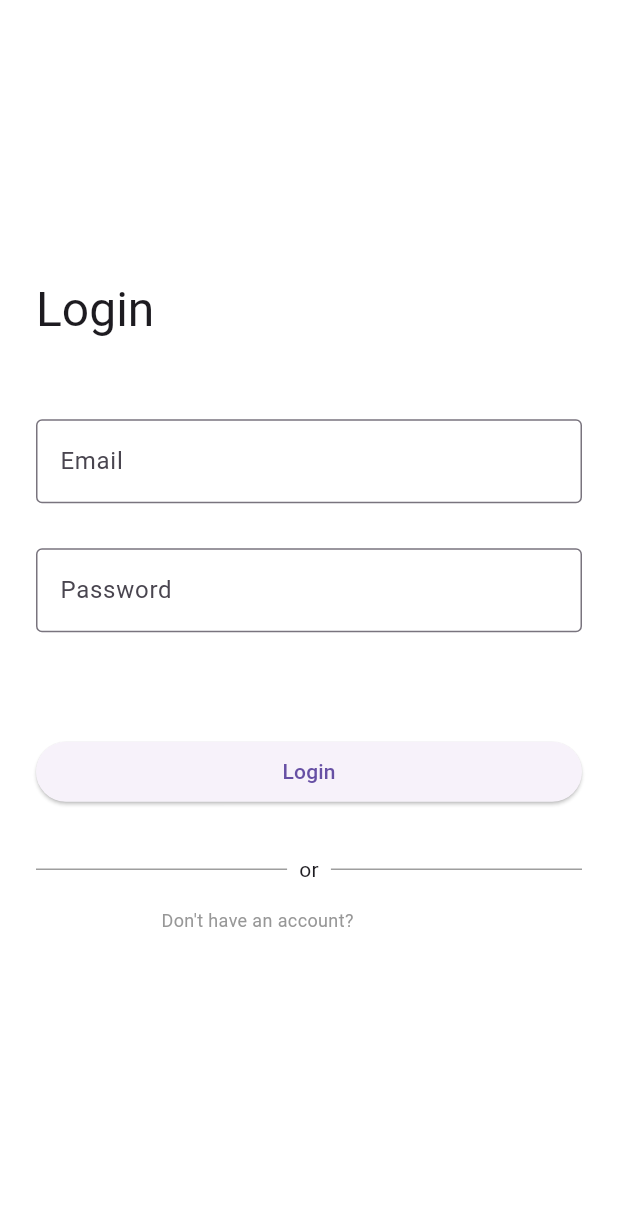
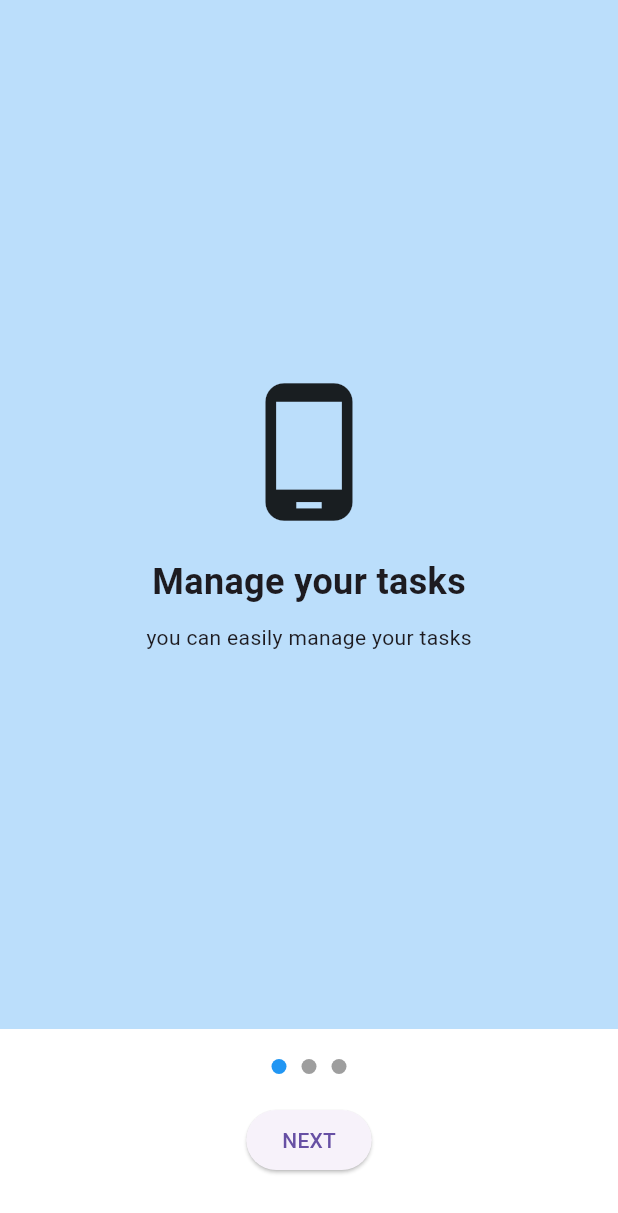
Before and after one commit to ZapRender/TodoZen, a Flutter app: the screen it shows after launch, on a phone screen of 412 x 824 dp. Shown: the top 1213 px of the screen. Run offline on Flutter 3.47's test engine with Material 3 defaults, Android fonts, the light colour scheme and no system bars; drawn by our look-alikes of carousel_slider; our stand-ins replace cloud_firestore, firebase_auth, firebase_core, flutter_svg, get; accounts and stored records are empty.

Commit message:
Feature: Correct routes and start onboarding

```diff
--- a/lib/main.dart
+++ b/lib/main.dart
@@ -46,9 +46,9 @@ class _SplashScreenState extends State<SplashScreen> {
     final authController = Get.find<AuthController>();
     Future.delayed(Duration(seconds: 2)).whenComplete(() {
       if (authController.firebaseUser.value != null) {
-        Get.offAllNamed(AppRoutes.home);
+        Get.offAllNamed(AppRoutes.onboarding);
       } else {
-        Get.offAllNamed(AppRoutes.login);
+        Get.offAllNamed(AppRoutes.onboarding);
       }
     });
   }
--- a/lib/presentation/controllers/home_controller.dart
+++ b/lib/presentation/controllers/home_controller.dart
@@ -1,5 +1,6 @@
 import 'package:get/get.dart';
 import 'package:todo_zen/presentation/controllers/auth_controller.dart';
+import 'package:todo_zen/routes/app_routes.dart';
 
 class HomeController {
   var selectedIndex = 0.obs;
@@ -12,7 +13,7 @@ class HomeController {
         authController.logout();
         break;
       case 1:
-        Get.toNamed('/history');
+        Get.toNamed(AppRoutes.history);
         break;
       default:
     }
--- /dev/null
+++ b/lib/presentation/controllers/onboarding_controller.dart
@@ -0,0 +1,9 @@
+import 'package:get/get.dart';
+
+class OnboardingController extends GetxController {
+  var currentIndex = 0.obs;
+
+  void onPageChanged(int index) {
+    currentIndex.value = index;
+  }
+}
--- a/lib/presentation/views/history/history_screen.dart
+++ b/lib/presentation/views/history/history_screen.dart
@@ -1,10 +1,7 @@
 import 'package:flutter/material.dart';
-import 'package:flutter_svg/svg.dart';
 import 'package:get/get.dart';
 import 'package:todo_zen/core/theme/app_text_theme.dart';
-import 'package:todo_zen/presentation/controllers/home_controller.dart';
 import 'package:todo_zen/presentation/controllers/task_controller.dart';
-import 'package:todo_zen/presentation/views/home/widgets/bottom_sheet_tasks.dart';
 import 'package:todo_zen/presentation/views/home/widgets/task_item_list.dart';
 
 class HistoryScreen extends StatelessWidget {
@@ -12,7 +9,6 @@ class HistoryScreen extends StatelessWidget {
 
   @override
   Widget build(BuildContext context) {
-    final HomeController homeController = Get.put(HomeController());
     final TaskController taskController = Get.put(TaskController());
 
     return Scaffold(
--- a/lib/presentation/views/home/widgets/task_item_list.dart
+++ b/lib/presentation/views/home/widgets/task_item_list.dart
@@ -5,6 +5,7 @@ import 'package:todo_zen/core/theme/app_colors.dart';
 import 'package:todo_zen/core/theme/app_text_theme.dart';
 import 'package:todo_zen/data/models/task_model.dart';
 import 'package:todo_zen/presentation/controllers/task_controller.dart';
+import 'package:todo_zen/routes/app_routes.dart';
 
 class TasksItemList extends StatefulWidget {
   final TaskModel task;
@@ -37,7 +38,7 @@ class _TasksItemListState extends State<TasksItemList> {
               await Future.delayed(const Duration(milliseconds: 300));
 
               taskController.selectTask(widget.task);
-              Get.toNamed('/taskDescription');
+              Get.toNamed(AppRoutes.taskDescription);
             },
 
             child: ListTile(
--- /dev/null
+++ b/lib/presentation/views/onboardings/onboardings.dart
@@ -0,0 +1,127 @@
+import 'package:flutter/material.dart';
+import 'package:carousel_slider/carousel_slider.dart';
+import 'package:get/get.dart';
+import 'package:todo_zen/presentation/controllers/onboarding_controller.dart';
+import 'package:todo_zen/routes/app_routes.dart';
+
+class OnboardingScreen extends StatelessWidget {
+  OnboardingScreen({super.key});
+  final OnboardingController controller = Get.put(OnboardingController());
+
+  final List<Widget> screen = [
+    _Screen(
+      color: Colors.blue.shade100,
+      icon: Icons.phone_android,
+      tittle: 'Manage your tasks',
+      description: 'you can easily manage your tasks',
+    ),
+    _Screen(
+      color: Colors.green.shade100,
+      icon: Icons.shopping_cart,
+      tittle: 'Create daily routine',
+      description: 'In TodoZen you can create your personalized routine to stay productive',
+    ),
+    _Screen(
+      color: Colors.purple.shade100,
+      icon: Icons.star,
+      tittle: '¡Comienza Ahora!',
+      description: 'Únete a la comunidad',
+    ),
+  ];
+
+  @override
+  Widget build(BuildContext context) {
+    return Scaffold(
+      body: Column(
+        children: [
+          Expanded(
+            child: CarouselSlider(
+              options: CarouselOptions(
+                height: double.infinity,
+                viewportFraction: 1.0,
+                enlargeCenterPage: false,
+                autoPlay: false,
+                onPageChanged: (index, reason) {
+                  controller.onPageChanged(index);
+                },
+              ),
+              items: screen,
+            ),
+          ),
+          SizedBox(height: 20),
+          Obx(() {
+            return Row(
+              mainAxisAlignment: MainAxisAlignment.center,
+              children: List.generate(screen.length, (index) {
+                return Container(
+                  width: 10,
+                  height: 10,
+                  margin: EdgeInsets.symmetric(horizontal: 5),
+                  decoration: BoxDecoration(
+                    shape: BoxShape.circle,
+                    color: controller.currentIndex.value == index
+                        ? Colors.blue
+                        : Colors.grey,
+                  ),
+                );
+              }),
+            );
+          }),
+          SizedBox(height: 20),
+          Obx(() {
+            return ElevatedButton(
+              onPressed: () {
+                if (controller.currentIndex.value < screen.length - 1) {
+                  controller.onPageChanged(controller.currentIndex.value + 1);
+                } else {
+                  Get.put(AppRoutes.login);
+                }
+              },
+              child: Text(controller.currentIndex.value == screen.length - 1
+                  ? 'SKIP'
+                  : 'NEXT'),
+            );
+          }),
+          SizedBox(height: 40),
+        ],
+      ),
+    );
+  }
+}
+
+class _Screen extends StatelessWidget {
+  final Color color;
+  final IconData icon;
+  final String tittle;
+  final String description;
+
+  const _Screen({
+    required this.color,
+    required this.icon,
+    required this.tittle,
+    required this.description,
+  });
+
+  @override
+  Widget build(BuildContext context) {
+    return Container(
+      color: color,
+      width: double.infinity,
+      child: Center(
+        child: Column(
+          mainAxisSize: MainAxisSize.min,
+          children: [
+            Icon(icon, size: 100),
+            SizedBox(height: 20),
+            Text(
+              tittle,
+              style: TextStyle(fontSize: 24, fontWeight: FontWeight.bold),
+            ),
+            SizedBox(height: 10),
+            Text(description),
+          ],
+        ),
+      ),
+    );
+  }
+}
--- a/lib/presentation/views/register/register_screen.dart
+++ b/lib/presentation/views/register/register_screen.dart
@@ -1,7 +1,6 @@
 import 'package:flutter/material.dart';
 import 'package:get/get.dart';
 import 'package:todo_zen/presentation/controllers/auth_controller.dart';
-import 'package:todo_zen/routes/app_routes.dart';
 
 class RegisterScreen extends StatelessWidget {
   RegisterScreen({super.key});
--- a/lib/routes/app_pages.dart
+++ b/lib/routes/app_pages.dart
@@ -3,6 +3,7 @@ import 'package:todo_zen/main.dart';
 import 'package:todo_zen/presentation/views/history/history_screen.dart';
 import 'package:todo_zen/presentation/views/home/home_screen.dart';
 import 'package:todo_zen/presentation/views/login/login_screen.dart';
+import 'package:todo_zen/presentation/views/onboardings/onboardings.dart';
 import 'package:todo_zen/presentation/views/register/register_screen.dart';
 import 'package:todo_zen/presentation/views/task_description/task_description_screen.dart';
 import 'package:todo_zen/routes/app_routes.dart';
@@ -15,5 +16,6 @@ class AppPages {
     GetPage(name: AppRoutes.register, page: () => RegisterScreen()),
     GetPage(name: AppRoutes.taskDescription, page: () => TaskDescriptionScreen()),
     GetPage(name: AppRoutes.history, page: () => HistoryScreen()),
+    GetPage(name: AppRoutes.onboarding, page: () => OnboardingScreen()),
   ];
 }
--- a/lib/routes/app_routes.dart
+++ b/lib/routes/app_routes.dart
@@ -5,4 +5,5 @@ class AppRoutes {
   static const register = '/register';
   static const taskDescription = '/taskDescription';
   static const history = '/history';
+  static const onboarding = '/onboarding';
 }
```
